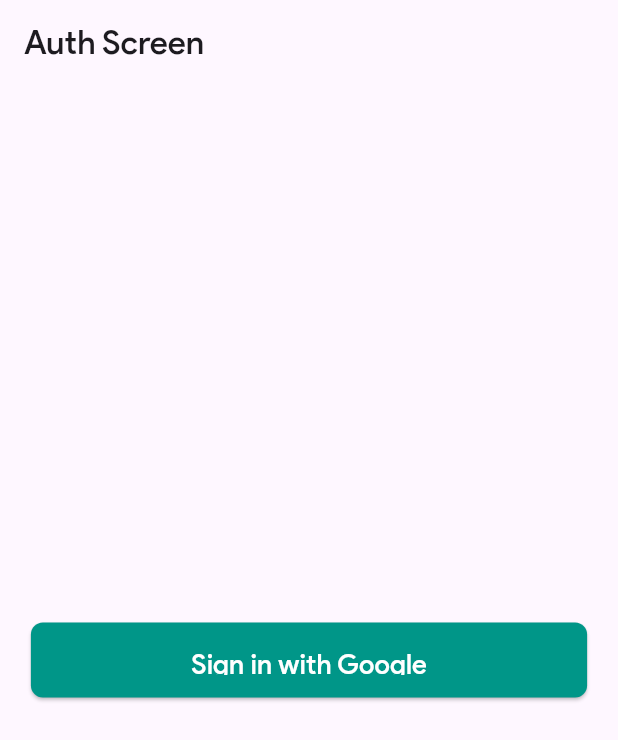
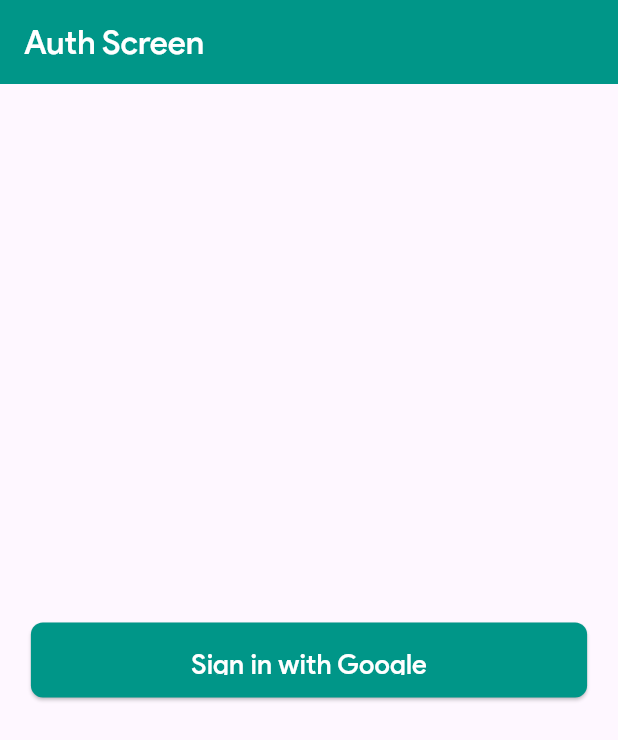
Before and after one commit to Priyanshg0211/Aarogya-Vishwas, a Flutter app: the AuthScreen screen opened directly, on a phone screen of 412 x 824 dp. Shown: the top 740 px of the screen. Run offline on Flutter 3.47's test engine with Material 3 defaults, Android fonts, the phone set to English and light mode, and no system bars; our stand-ins replace cached_network_image, cloud_firestore, file_picker, firebase_auth, firebase_core, flutter_markdown and 7 more; missing offline and left inert: pdfx; accounts and stored records are empty.

Commit message:
final changes uploaded

```diff
--- a/lib/UI/Chooselanguage/selectlanguage.dart
+++ b/lib/UI/Chooselanguage/selectlanguage.dart
@@ -60,7 +60,7 @@
   Widget build(BuildContext context) {
     return Scaffold(
       appBar: AppBar(
-        title: const Text('Choose Language'),
+        title: const Text('Choose Language',style: TextStyle(color: Colors.white,fontFamily: 'Product Sans Medium'),),
         centerTitle: true,
         backgroundColor: Colors.teal,
       ),
--- a/lib/UI/Profile/Profilepage.dart
+++ b/lib/UI/Profile/Profilepage.dart
@@ -93,9 +93,11 @@
             children: [
               GestureDetector(
                 onTap: () {
-                  Navigator.pushReplacement(
+                  Navigator.pushAndRemoveUntil(
                     context,
                     MaterialPageRoute(builder: (context) => HomeScreen()),
+                    (route) =>
+                        false, // This removes all previous routes from the stack
                   );
                 },
                 child: Icon(
--- a/lib/UI/authscreen/authscreen.dart
+++ b/lib/UI/authscreen/authscreen.dart
@@ -69,7 +69,12 @@
   Widget build(BuildContext context) {
     return Scaffold(
       appBar: AppBar(
-        title: Text('Auth Screen'),
+        backgroundColor: Colors.teal,
+        title: Text(
+          'Auth Screen',
+          style:
+              TextStyle(fontFamily: 'Product Sans Medium', color: Colors.white),
+        ),
       ),
       body: Center(
         child: Column(
```
